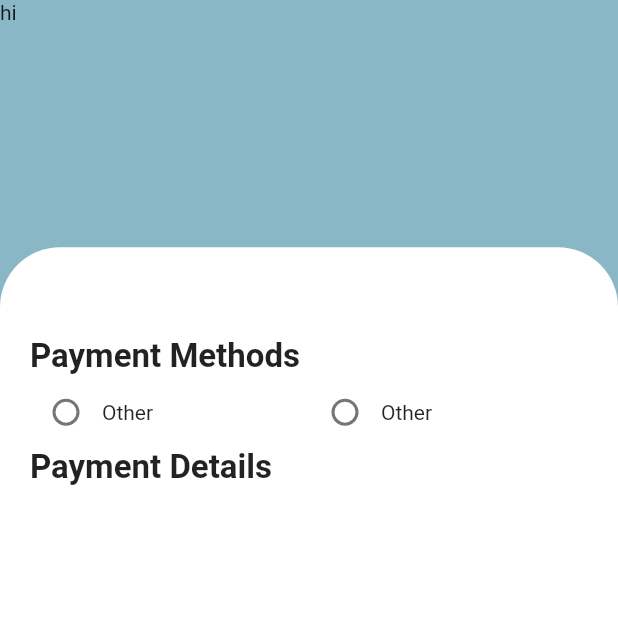
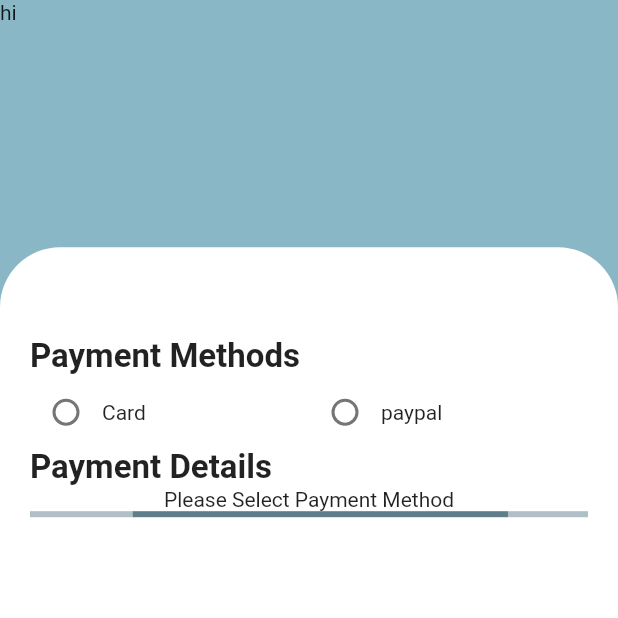
Before and after one commit to salmannaeem112215/flutter_figma_day2_catalog, a Flutter app: the screen it shows after launch, on a phone screen of 412 x 824 dp, the top half of it. Run offline on Flutter 3.47's test engine with Material 2 defaults, Android fonts, the phone set to English and light mode, and no system bars.

Commit message:
Link Payment Methods & details

```diff
--- a/lib/widget/payment.dart
+++ b/lib/widget/payment.dart
@@ -10,7 +10,7 @@ class Payment extends StatefulWidget {
 }
 
 class _PaymentState extends State<Payment> {
-  String _paymentMethod = 'card';
+  String _paymentMethod = '';
 
   void _setPaymentMethod(value) {
     setState(() {
@@ -34,7 +34,7 @@ class _PaymentState extends State<Payment> {
           setPaymentMethod: _setPaymentMethod,
         ),
 
-        PaymentDetails(),
+        PaymentDetails(paymentMethod: _paymentMethod),
       ],
     );
   }
--- a/lib/widget/payment_details.dart
+++ b/lib/widget/payment_details.dart
@@ -1,10 +1,14 @@
 import 'package:flutter/material.dart';
 
 class PaymentDetails extends StatelessWidget {
-  const PaymentDetails({Key? key}) : super(key: key);
-
+  PaymentDetails({Key? key, required this.paymentMethod}) : super(key: key);
+  String paymentMethod = '';
   @override
   Widget build(BuildContext context) {
+    print(paymentMethod.isEmpty);
+    print(paymentMethod == '');
+    print('hi');
+    // (paymentMethod!.length == 0) ? print('is Empty') : print('Not EMptyy');
     return Column(
       crossAxisAlignment: CrossAxisAlignment.start,
       children: [
@@ -15,6 +19,16 @@ class PaymentDetails extends StatelessWidget {
             fontWeight: FontWeight.bold,
           ),
         ),
+        paymentMethod.isEmpty
+            ? Center(
+                child: Column(
+                  children: [
+                    Text('Please Select Payment Method'),
+                    LinearProgressIndicator(),
+                  ],
+                ),
+              )
+            : Text('hi'),
       ],
     );
   }
--- a/lib/widget/payment_method.dart
+++ b/lib/widget/payment_method.dart
@@ -27,13 +27,13 @@ class PaymentMethod extends StatelessWidget {
               child: Row(
                 children: [
                   Radio(
-                    value: "other",
+                    value: "card",
                     groupValue: paymentMethod,
                     onChanged: (value) {
                       setPaymentMethod(value);
                     },
                   ),
-                  Text("Other"),
+                  Text("Card"),
                 ],
               ),
             ),
@@ -41,13 +41,13 @@ class PaymentMethod extends StatelessWidget {
               child: Row(
                 children: [
                   Radio(
-                    value: "othser",
+                    value: "paypal",
                     groupValue: paymentMethod,
                     onChanged: (value) {
                       setPaymentMethod(value);
                     },
                   ),
-                  Text("Other"),
+                  Text("paypal"),
                 ],
               ),
             ),
```
